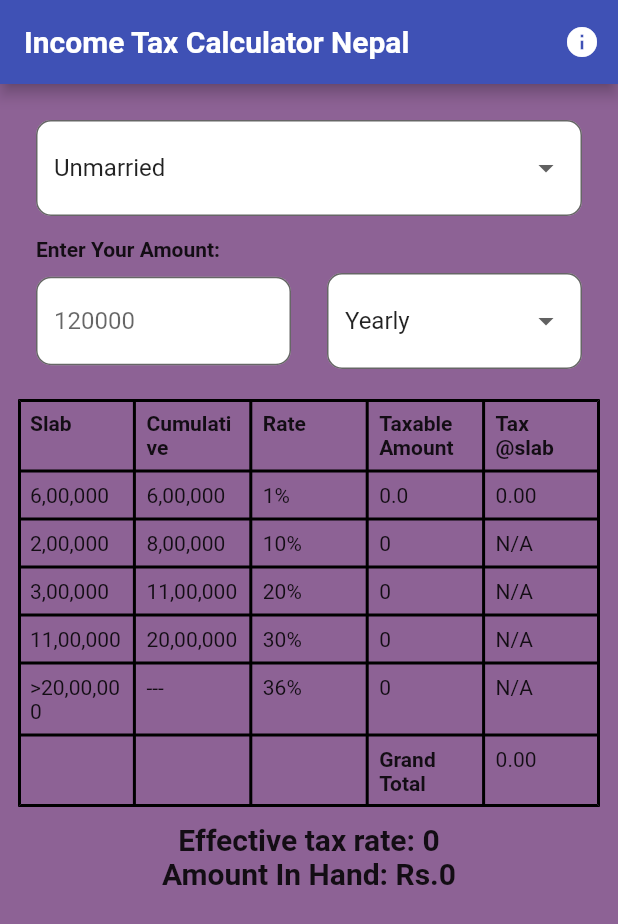
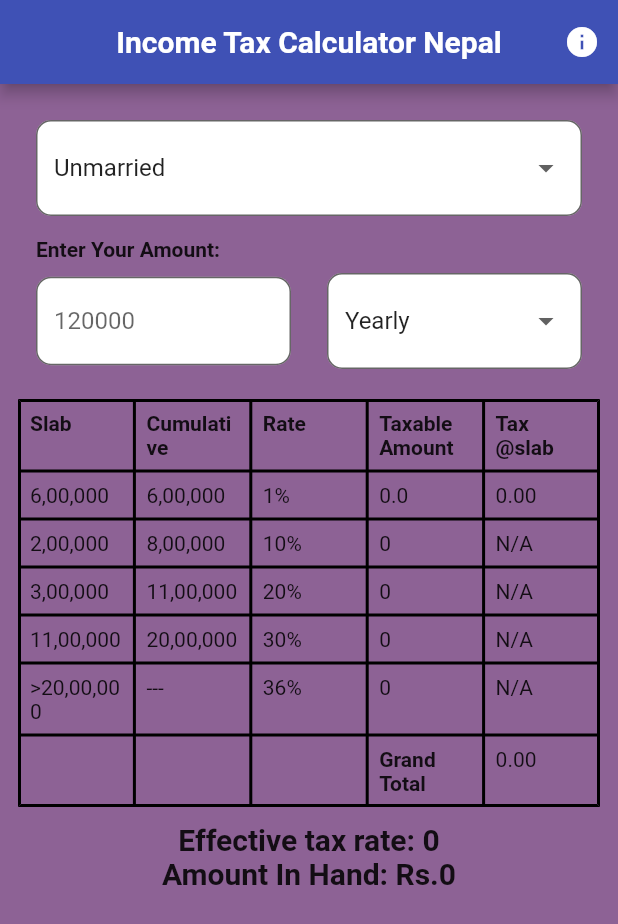
Before and after one commit to SamanKC/IncomeTaxCalculatorNepal, a Flutter app: the screen it shows after launch, on a phone screen of 412 x 824 dp. Shown: the top 924 px of the screen. Run offline on Flutter 3.47's test engine with Material 2 defaults, Android fonts, the light colour scheme and no system bars.

Commit message:
work in progress

```diff
--- a/lib/screens/home_screen.dart
+++ b/lib/screens/home_screen.dart
@@ -13,19 +13,19 @@ class HomePage extends StatefulWidget {
 class _HomePageState extends State<HomePage> {
   TextEditingController amountController = TextEditingController();
   double amount = 0;
-  List taxSlab = [];
+  // List taxSlab = [];
   String dropDownValue = "Unmarried";
   var options = ["Unmarried", "Married"];
 
   String defaultDate = "Yearly";
   var date = ["Yearly", "Monthly"];
 
-  Map<String, double> dataMap = {
-    "Flutter": 5,
-    "React": 3,
-    "Xamarin": 2,
-    "Ionic": 2,
-  };
+  // Map<String, double> dataMap = {
+  //   "Flutter": 5,
+  //   "React": 3,
+  //   "Xamarin": 2,
+  //   "Ionic": 2,
+  // };
 
   bool name = false;
 
@@ -61,6 +61,7 @@ class _HomePageState extends State<HomePage> {
   Widget build(BuildContext context) {
     return Scaffold(
       appBar: AppBar(
+        centerTitle: true,
         title: Text(
           AppDetails.appName,
           style: const TextStyle(
```
